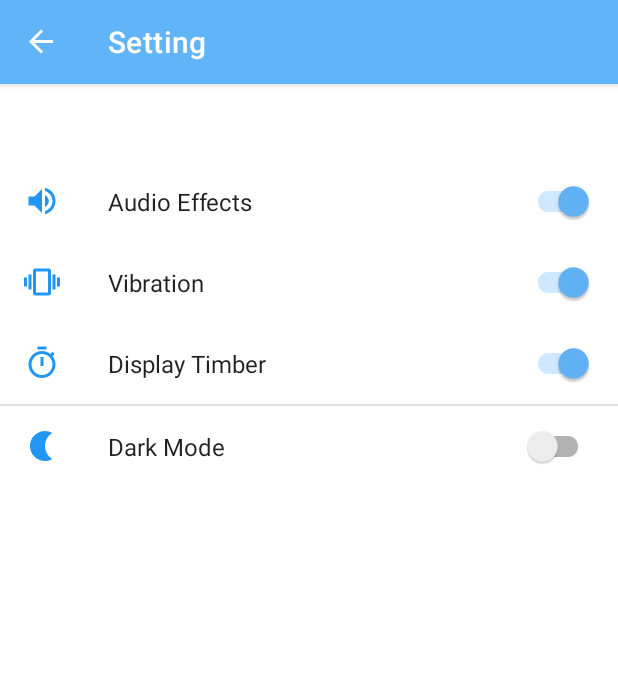
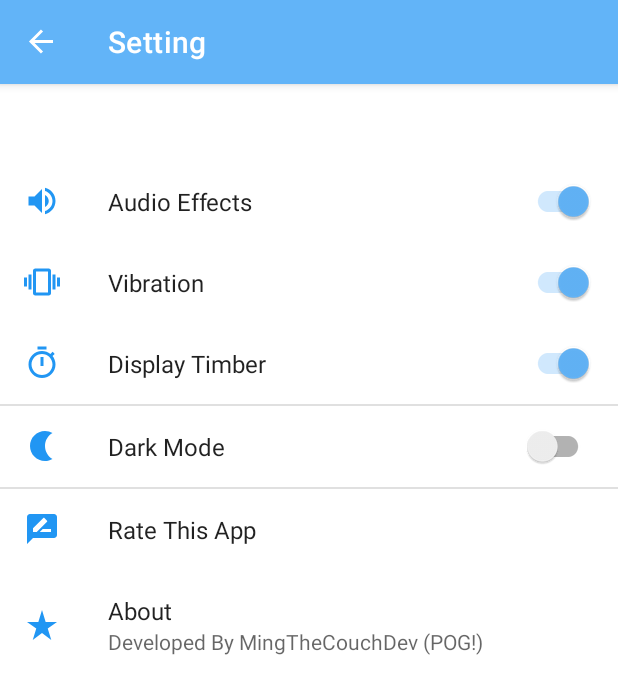
Before and after one commit to markhuang0521/CleanSudoku, an Android app: the SettingsFragment screen opened through its navigation route, on a phone screen of 412 x 824 dp. Shown: the top 694 px of the screen. Run offline under Robolectric (Android 15) with nearby library versions, the phone set to English and light mode, and no system bars; our stand-ins replace androidx.preference, navigation-ui; Roboto replaces fonts that are not available here; 4 statements that could not run were skipped.

Commit message:
final commit for ver 1.0

```diff
--- a/app/src/main/java/com/example/cleansodoku/MainActivity.kt
+++ b/app/src/main/java/com/example/cleansodoku/MainActivity.kt
@@ -42,9 +42,9 @@ class MainActivity : AppCompatActivity() {
             android.R.id.home -> {
                 (nav_host_fragment as NavHostFragment).navController.popBackStack()
             }
-            R.id.menu_theme -> {
-
-            }
+//            R.id.menu_theme -> {
+//
+//            }
 
 
         }
--- /dev/null
+++ b/app/src/main/res/drawable/ic_rate_review.xml
@@ -0,0 +1,5 @@
+<vector android:height="24dp" android:tint="#2196F3"
+    android:viewportHeight="24" android:viewportWidth="24"
+    android:width="24dp" xmlns:android="http://schemas.android.com/apk/res/android">
+    <path android:fillColor="@android:color/white" android:pathData="M20,2L4,2c-1.1,0 -1.99,0.9 -1.99,2L2,22l4,-4h14c1.1,0 2,-0.9 2,-2L22,4c0,-1.1 -0.9,-2 -2,-2zM6,14v-2.47l6.88,-6.88c0.2,-0.2 0.51,-0.2 0.71,0l1.77,1.77c0.2,0.2 0.2,0.51 0,0.71L8.47,14L6,14zM18,14h-7.5l2,-2L18,12v2z"/>
+</vector>
--- /dev/null
+++ b/app/src/main/res/drawable/ic_star_rate.xml
@@ -0,0 +1,10 @@
+<vector xmlns:android="http://schemas.android.com/apk/res/android"
+    android:width="24dp"
+    android:height="24dp"
+    android:tint="#2196F3"
+    android:viewportWidth="24"
+    android:viewportHeight="24">
+    <path
+        android:fillColor="@android:color/white"
+        android:pathData="M14.43,10l-2.43,-8l-2.43,8l-7.57,0l6.18,4.41l-2.35,7.59l6.17,-4.69l6.18,4.69l-2.35,-7.59l6.17,-4.41z" />
+</vector>
--- a/app/src/main/res/menu/game_menu.xml
+++ b/app/src/main/res/menu/game_menu.xml
@@ -1,11 +1,11 @@
 <?xml version="1.0" encoding="utf-8"?>
 <menu xmlns:android="http://schemas.android.com/apk/res/android"
     xmlns:app="http://schemas.android.com/apk/res-auto">
-    <item
-        android:id="@+id/menu_theme"
-        android:icon="@drawable/ic_palette_white"
-        android:title="palette"
-        app:showAsAction="always" />
+    <!--    <item-->
+    <!--        android:id="@+id/menu_theme"-->
+    <!--        android:icon="@drawable/ic_palette_white"-->
+    <!--        android:title="palette"-->
+    <!--        app:showAsAction="always" />-->
     <!--    <item-->
     <!--        android:id="@+id/menu_pause"-->
 
@@ -17,7 +17,7 @@
     <item
         android:id="@+id/settingsFragment"
         android:icon="@drawable/ic_settings_white"
-        android:title="setting"
+        android:title="@string/setting"
         app:showAsAction="always">
 
     </item>
--- a/app/src/main/res/values/strings.xml
+++ b/app/src/main/res/values/strings.xml
@@ -20,4 +20,7 @@
     <string name="setting_vibration">Vibration</string>
     <string name="setting_timer">Display Timber</string>
     <string name="setting_dark_theme">setting_dark_theme</string>
+    <string name="setting_rating">setting_rating</string>
+    <string name="setting_about">setting_about</string>
+    <string name="setting">setting</string>
 </resources>
--- a/app/src/main/res/xml/root_preferences.xml
+++ b/app/src/main/res/xml/root_preferences.xml
@@ -31,6 +31,18 @@
             app:title="Dark Mode" />
 
     </PreferenceCategory>
+    <PreferenceCategory>
+        <Preference
+            app:icon="@drawable/ic_rate_review"
+            app:key="@string/setting_rating"
+            app:title="Rate This App" />
+        <Preference
+            app:icon="@drawable/ic_star_rate"
+            app:key="@string/setting_about"
+            app:summary="Developed By MingTheCouchDev (POG!)"
+            app:title="About" />
+
+    </PreferenceCategory>
 
 
 </PreferenceScreen>
```
Also changed, not shown: app/src/main/java/com/example/cleansodoku/game/GameBoardFragment.kt (+18 -12 lines), app/src/main/java/com/example/cleansodoku/models/SudokuGame.kt (+2 -22 lines), app/src/main/java/com/example/cleansodoku/settings/SettingsFragment.kt (+26 -0 lines), app/src/main/java/com/example/cleansodoku/utils/extensions.kt (+4 -29 lines).
